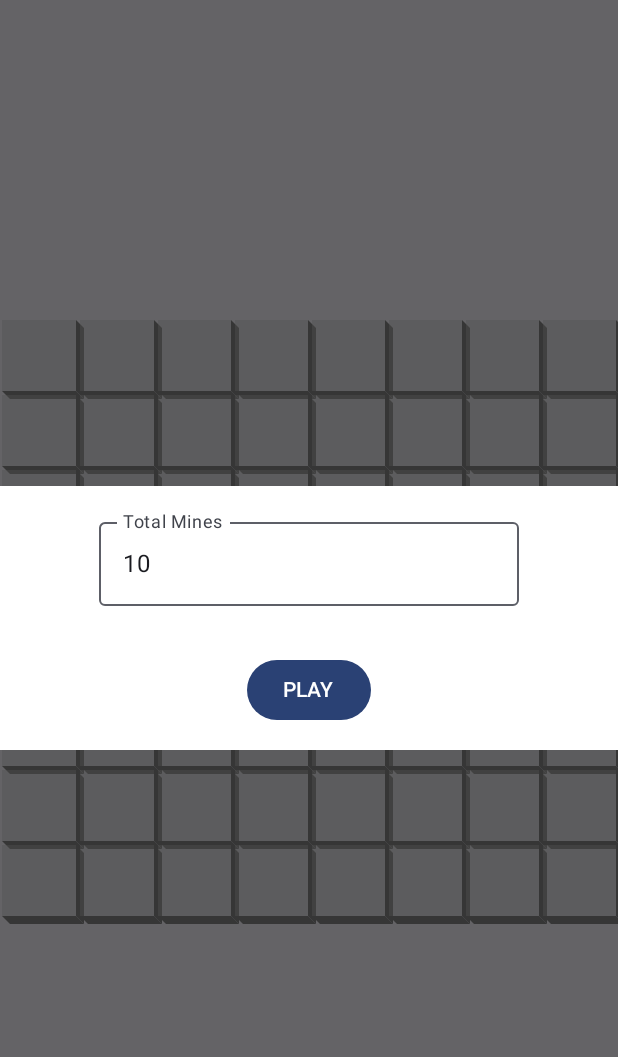
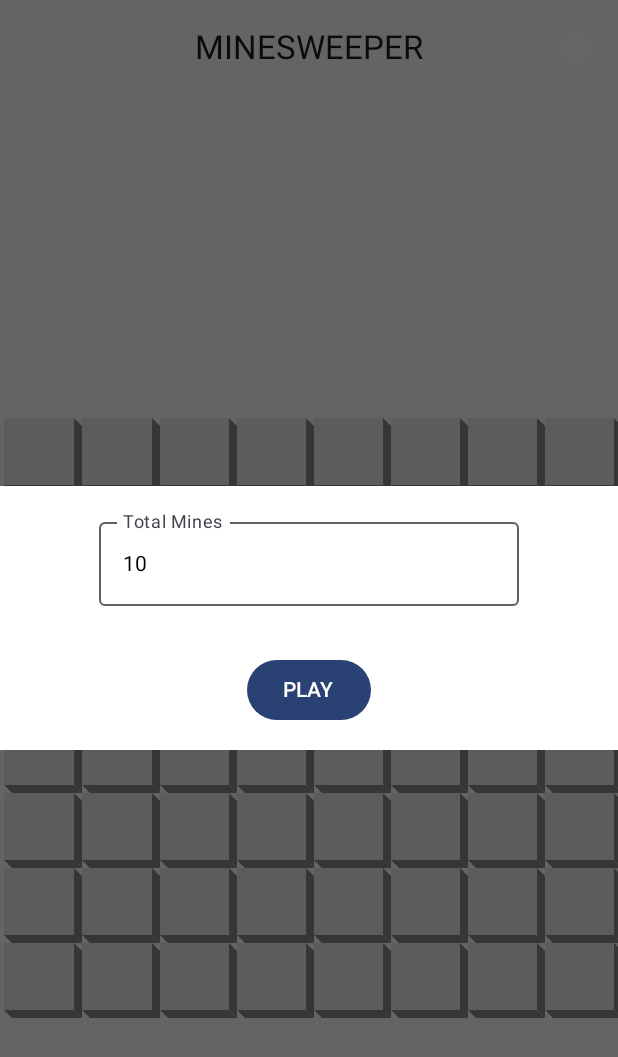
Before and after one commit to virunarala/Minesweeper, an Android app built with Jetpack Compose: the screen it shows after launch (MainActivity), on a phone screen of 412 x 824 dp. Shown: the top 1057 px of the screen. Run offline under Robolectric (Android 15) with nearby library versions, the phone set to English and light mode, and no system bars.

Commit message:
added appbar and help UI

```diff
--- a/app/src/main/java/dev/virunarala/minesweeper/MainActivity.kt
+++ b/app/src/main/java/dev/virunarala/minesweeper/MainActivity.kt
@@ -3,15 +3,32 @@ package dev.virunarala.minesweeper
 import android.os.Bundle
 import androidx.activity.ComponentActivity
 import androidx.activity.compose.setContent
+import androidx.compose.foundation.layout.Box
 import androidx.compose.foundation.layout.fillMaxSize
 import androidx.compose.foundation.layout.padding
+import androidx.compose.foundation.layout.size
+import androidx.compose.material3.AlertDialog
+import androidx.compose.material3.Button
+import androidx.compose.material3.CenterAlignedTopAppBar
 import androidx.compose.material3.ExperimentalMaterial3Api
+import androidx.compose.material3.Icon
+import androidx.compose.material3.IconButton
 import androidx.compose.material3.MaterialTheme
 import androidx.compose.material3.Scaffold
 import androidx.compose.material3.Surface
+import androidx.compose.material3.Text
 import androidx.compose.runtime.Composable
+import androidx.compose.runtime.getValue
+import androidx.compose.runtime.mutableStateOf
+import androidx.compose.runtime.remember
+import androidx.compose.runtime.setValue
+import androidx.compose.ui.Alignment
 import androidx.compose.ui.Modifier
+import androidx.compose.ui.res.colorResource
+import androidx.compose.ui.res.painterResource
+import androidx.compose.ui.res.stringResource
 import androidx.compose.ui.tooling.preview.Preview
+import androidx.compose.ui.unit.dp
 import dev.virunarala.minesweeper.board.ui.BoardScreen
 import dev.virunarala.minesweeper.ui.theme.MinesweeperTheme
 
@@ -35,11 +52,59 @@ class MainActivity : ComponentActivity() {
 @OptIn(ExperimentalMaterial3Api::class)
 @Composable
 fun Minesweeper() {
-    Scaffold {
-        BoardScreen(
-            modifier = Modifier
-                .padding(it)
-        )
+
+    var shouldShowHelpDialog by remember { mutableStateOf<Boolean>(false) }
+
+    Scaffold(
+        topBar = {
+            CenterAlignedTopAppBar(
+                title = { Text(text = stringResource(id = R.string.app_name).uppercase()) },
+                actions = {
+                    IconButton(
+                        onClick = {
+                            shouldShowHelpDialog = !shouldShowHelpDialog
+                        }
+                    ) {
+                        Icon(
+                            painter = painterResource(id = R.drawable.baseline_help_24),
+                            contentDescription = stringResource(R.string.flag),
+                            modifier = Modifier.size(24.dp),
+                            tint = colorResource(id = R.color.icon_color_alt)
+                        )
+                    }
+                }
+            )
+        }
+    ) {
+
+        Box {
+            BoardScreen(
+                modifier = Modifier
+                    .padding(it)
+            )
+
+            if(shouldShowHelpDialog) {
+                AlertDialog(
+                    onDismissRequest = { shouldShowHelpDialog = false },
+                    title = {
+                            Text(text = stringResource(id = R.string.how_to_play),
+                                color = MaterialTheme.colorScheme.primary)
+                    },
+                    text = {
+                        Text(text = stringResource(id = R.string.game_help))
+                    },
+                    confirmButton = {
+                        Button(onClick = { shouldShowHelpDialog = false }) {
+                            Text(text = stringResource(R.string.ok))
+                        }
+                    },
+                    containerColor = colorResource(id = R.color.surface),
+                    modifier = Modifier
+                        .align(Alignment.Center)
+                )
+            }
+        }
+
     }
 }
 
--- a/app/src/main/java/dev/virunarala/minesweeper/board/ui/BoardScreen.kt
+++ b/app/src/main/java/dev/virunarala/minesweeper/board/ui/BoardScreen.kt
@@ -23,8 +23,10 @@ import androidx.compose.ui.Modifier
 import androidx.compose.ui.draw.clip
 import androidx.compose.ui.graphics.Color
 import androidx.compose.ui.platform.LocalContext
+import androidx.compose.ui.res.colorResource
 import androidx.compose.ui.res.dimensionResource
 import androidx.compose.ui.res.stringResource
+import androidx.compose.ui.text.TextStyle
 import androidx.compose.ui.text.input.ImeAction
 import androidx.compose.ui.text.input.KeyboardType
 import androidx.compose.ui.unit.dp
@@ -57,7 +59,7 @@ fun BoardScreen(
                         horizontalAlignment = Alignment.CenterHorizontally,
                         modifier = Modifier
                             .fillMaxWidth()
-                            .background(Color.White)
+                            .background(color = colorResource(R.color.surface))
                             .padding(dimensionResource(id = R.dimen.padding_medium))
                             .clip(RoundedCornerShape(16.dp))
                     ) {
@@ -68,6 +70,7 @@ fun BoardScreen(
                                 viewModel.totalMines.value =newValue
                             },
                             maxLines = 1,
+                            textStyle = TextStyle(color = colorResource(id = R.color.text_color)),
                             keyboardOptions = KeyboardOptions(
                                 keyboardType = KeyboardType.NumberPassword,
                                 imeAction = ImeAction.Go
@@ -91,7 +94,9 @@ fun BoardScreen(
                             }
 
                         }) {
-                            Text(text = stringResource(id = R.string.play).uppercase())
+                            Text(
+                                text = stringResource(id = R.string.play).uppercase()
+                            )
                         }
                     }
                 }
@@ -109,11 +114,15 @@ fun BoardScreen(
                         horizontalAlignment = Alignment.CenterHorizontally,
                         modifier = Modifier
                             .fillMaxWidth()
-                            .background(Color.White)
+                            .background(color = colorResource(R.color.surface))
                             .padding(dimensionResource(id = R.dimen.padding_medium))
                             .clip(RoundedCornerShape(16.dp))
                     ) {
-                        Text(text = stringResource(id = R.string.game_over), fontSize = 32.sp)
+                        Text(
+                            text = stringResource(id = R.string.game_over),
+                            fontSize = 32.sp,
+                            color = colorResource(id = R.color.text_color)
+                        )
                         Spacer(modifier = Modifier.padding(dimensionResource(id = R.dimen.padding_medium)))
                         Button(onClick = { viewModel.restartGame() }) {
                             Text(text = stringResource(id = R.string.play_again).uppercase())
@@ -131,11 +140,15 @@ fun BoardScreen(
                         horizontalAlignment = Alignment.CenterHorizontally,
                         modifier = Modifier
                             .fillMaxWidth()
-                            .background(Color.White)
+                            .background(color = colorResource(R.color.surface))
                             .padding(dimensionResource(id = R.dimen.padding_medium))
                             .clip(RoundedCornerShape(16.dp))
                     ) {
-                        Text(text = stringResource(id = R.string.game_won), fontSize = 20.sp)
+                        Text(
+                            text = stringResource(id = R.string.game_won),
+                            fontSize = 20.sp,
+                            color = colorResource(id = R.color.text_color)
+                        )
                         Spacer(modifier = Modifier.padding(dimensionResource(id = R.dimen.padding_medium)))
                         Button(onClick = { viewModel.restartGame() }) {
                             Text(text = stringResource(id = R.string.play_again).uppercase())
@@ -146,7 +159,8 @@ fun BoardScreen(
         }
 
         Board(
-            board,
+            board = board,
+            modifier = modifier,
             onCellClick = { cell, row, col ->
                 viewModel.onCellClicked(row,col)
             },
--- a/app/src/main/java/dev/virunarala/minesweeper/board/ui/Cell.kt
+++ b/app/src/main/java/dev/virunarala/minesweeper/board/ui/Cell.kt
@@ -1,7 +1,6 @@
 package dev.virunarala.minesweeper.board.ui
 
 import androidx.compose.foundation.ExperimentalFoundationApi
-import androidx.compose.foundation.Image
 import androidx.compose.foundation.background
 import androidx.compose.foundation.combinedClickable
 import androidx.compose.foundation.interaction.MutableInteractionSource
@@ -12,6 +11,7 @@ import androidx.compose.foundation.layout.height
 import androidx.compose.foundation.layout.offset
 import androidx.compose.foundation.layout.padding
 import androidx.compose.foundation.layout.size
+import androidx.compose.material3.Icon
 import androidx.compose.material3.Text
 import androidx.compose.runtime.Composable
 import androidx.compose.runtime.derivedStateOf
@@ -20,9 +20,9 @@ import androidx.compose.runtime.remember
 import androidx.compose.ui.Alignment
 import androidx.compose.ui.Modifier
 import androidx.compose.ui.draw.drawBehind
-import androidx.compose.ui.graphics.Color
 import androidx.compose.ui.graphics.Path
 import androidx.compose.ui.graphics.drawscope.Fill
+import androidx.compose.ui.res.colorResource
 import androidx.compose.ui.res.painterResource
 import androidx.compose.ui.res.stringResource
 import androidx.compose.ui.tooling.preview.Preview
@@ -41,8 +41,8 @@ fun Cell(cell: Cell,
 ) {
 
     val edgeOffset = 8f
-    val rightEdgeColor = Color.Gray
-    val bottomEdgeColor = Color.Gray
+    val rightEdgeColor = colorResource(id = R.color.cell_edge_color)
+    val bottomEdgeColor = colorResource(id = R.color.cell_edge_color)
     val shouldDrawBorder = cell.isHidden
 
     val interactionSource = remember { MutableInteractionSource() }
@@ -62,8 +62,8 @@ fun Cell(cell: Cell,
         modifier = modifier
             .fillMaxWidth()
             .height(50.dp)
-            .padding(1.5.dp)
-            .background(color = Color.LightGray.copy(alpha = 0.4f))
+            .padding(2.5.dp)
+            .background(color = colorResource(id = R.color.cell_background).copy(alpha = 0.4f))
             .combinedClickable(
                 interactionSource = interactionSource,
                 indication = null,
@@ -101,19 +101,23 @@ fun Cell(cell: Cell,
             }) {
             if(cell.isHidden) {
                 if(cell.isFlagged) {
-                    Image(painter = painterResource(id = R.drawable.flag_triangle),
+                    Icon(
+                        painter = painterResource(id = R.drawable.flag_triangle),
                         contentDescription = stringResource(R.string.flag),
-                        modifier = Modifier.size(24.dp)
+                        modifier = Modifier.size(24.dp),
+                        tint = colorResource(id = R.color.icon_color)
                     )
                 }
 
             } else {
 
                 if(cell.isMine) {
-                    Image(painter = painterResource(id = R.drawable.bomb),
+                    Icon(painter = painterResource(id = R.drawable.bomb),
                         contentDescription = stringResource(R.string.mine),
-                        modifier = Modifier.size(24.dp)
+                        modifier = Modifier.size(24.dp),
+                        tint = colorResource(id = R.color.icon_color)
                     )
+
                 } else {
                     if(cell.value==0) {
 
--- a/app/src/main/java/dev/virunarala/minesweeper/ui/theme/Theme.kt
+++ b/app/src/main/java/dev/virunarala/minesweeper/ui/theme/Theme.kt
@@ -10,21 +10,28 @@ import androidx.compose.material3.dynamicLightColorScheme
 import androidx.compose.material3.lightColorScheme
 import androidx.compose.runtime.Composable
 import androidx.compose.runtime.SideEffect
+import androidx.compose.ui.graphics.Color
 import androidx.compose.ui.graphics.toArgb
 import androidx.compose.ui.platform.LocalContext
 import androidx.compose.ui.platform.LocalView
+import androidx.compose.ui.res.colorResource
 import androidx.core.view.WindowCompat
+import dev.virunarala.minesweeper.R
 
 private val DarkColorScheme = darkColorScheme(
     primary = Purple80,
     secondary = PurpleGrey80,
-    tertiary = Pink80
+    tertiary = Pink80,
+    surface = Purple80,
+    onSurface = Color(R.color.dark_gray)
 )
 
 private val LightColorScheme = lightColorScheme(
     primary = Purple40,
     secondary = PurpleGrey40,
-    tertiary = Pink40
+    tertiary = Pink40,
+    surface = Purple40,
+    onSurface = Color.White
 
     /* Other default colors to override
     background = Color(0xFFFFFBFE),
--- /dev/null
+++ b/app/src/main/res/drawable/baseline_help_24.xml
@@ -0,0 +1,5 @@
+<vector android:height="24dp" android:tint="#000000"
+    android:viewportHeight="24" android:viewportWidth="24"
+    android:width="24dp" xmlns:android="http://schemas.android.com/apk/res/android">
+    <path android:fillColor="@android:color/white" android:pathData="M12,2C6.48,2 2,6.48 2,12s4.48,10 10,10 10,-4.48 10,-10S17.52,2 12,2zM13,19h-2v-2h2v2zM15.07,11.25l-0.9,0.92C13.45,12.9 13,13.5 13,15h-2v-0.5c0,-1.1 0.45,-2.1 1.17,-2.83l1.24,-1.26c0.37,-0.36 0.59,-0.86 0.59,-1.41 0,-1.1 -0.9,-2 -2,-2s-2,0.9 -2,2L8,9c0,-2.21 1.79,-4 4,-4s4,1.79 4,4c0,0.88 -0.36,1.68 -0.93,2.25z"/>
+</vector>
--- /dev/null
+++ b/app/src/main/res/drawable/bomb.xml
@@ -0,0 +1,9 @@
+<vector xmlns:android="http://schemas.android.com/apk/res/android"
+    android:width="800dp"
+    android:height="800dp"
+    android:viewportWidth="37"
+    android:viewportHeight="37">
+  <path
+      android:pathData="M33.228,10.428l3.284,0.464 -2.92,1.546 2.117,1.934 -3.065,-0.387 1.897,3.945 -3.795,-2.862 -3.139,3.79 1.46,-4.717 -4.599,2.475 3.211,-3.48 -0.22,-0.856c-0.867,0.432 -2.095,0.873 -3.379,0.822 -1.703,0 -3.818,-1.188 -6.345,-3.312 0,0 -2.861,-3.026 -5.266,-3.026 -2.474,0 -2.232,3.722 -2.229,3.759h2.802v2.532c3.562,1.372 5.969,4.818 5.969,8.865 0,5.25 -4.256,9.506 -9.506,9.506s-9.505,-4.258 -9.505,-9.508c0,-4.046 2.469,-7.493 6.031,-8.865v-2.532h2.504c-0.003,-0.019 -0.288,-2.744 1.15,-4.256 0.767,-0.806 1.704,-1.209 2.813,-1.209 3.337,0 6.332,3.512 6.332,3.512 2.195,1.884 3.985,2.825 5.37,2.825 0.562,0 1.706,-0.354 2.294,-0.549l-1.807,-1.422 3.139,0.231 -2.408,-3.712 3.941,2.784 0.438,-2.63 0.729,2.398 2.92,-3.48 -0.657,3.867 3.357,-0.773 -2.918,2.321z"
+      android:fillColor="#000000"/>
+</vector>
--- /dev/null
+++ b/app/src/main/res/drawable/flag_triangle.xml
@@ -0,0 +1,10 @@
+<vector xmlns:android="http://schemas.android.com/apk/res/android"
+    android:width="800dp"
+    android:height="800dp"
+    android:viewportWidth="24"
+    android:viewportHeight="24">
+  <path
+      android:pathData="M5,1C4.448,1 4,1.448 4,2V22C4,22.552 4.448,23 5,23C5.552,23 6,22.552 6,22V15.693L18.854,10.873C20.585,10.224 20.585,7.776 18.854,7.127L6,2.307V2C6,1.448 5.552,1 5,1ZM6,4.443V13.557L17.653,9.187C17.826,9.122 17.826,8.878 17.653,8.813L6,4.443Z"
+      android:fillColor="#0F0F0F"
+      android:fillType="evenOdd"/>
+</vector>
--- /dev/null
+++ b/app/src/main/res/values-night/colors.xml
@@ -0,0 +1,9 @@
+<?xml version="1.0" encoding="utf-8"?>
+<resources>
+    <color name="surface">#3B3B3B</color>
+    <color name="text_color">@color/white</color>
+    <color name="cell_edge_color">@color/dark_gray</color>
+    <color name="cell_background">@color/dark_gray</color>
+    <color name="icon_color">@color/white</color>
+    <color name="icon_color_alt">@color/black</color>
+</resources>
--- a/app/src/main/res/values/colors.xml
+++ b/app/src/main/res/values/colors.xml
@@ -7,4 +7,14 @@
     <color name="teal_700">#FF018786</color>
     <color name="black">#FF000000</color>
     <color name="white">#FFFFFFFF</color>
+    <color name="dark_gray">#3B3B3B</color>
+    <color name="gray">#888888</color>
+    <color name="light_gray">#CCCCCC</color>
+
+    <color name="surface">@color/white</color>
+    <color name="text_color">@color/black</color>
+    <color name="cell_edge_color">@color/gray</color>
+    <color name="cell_background">@color/light_gray</color>
+    <color name="icon_color">@color/black</color>
+    <color name="icon_color_alt">@color/white</color>
 </resources>
--- a/app/src/main/res/values/strings.xml
+++ b/app/src/main/res/values/strings.xml
@@ -3,10 +3,20 @@
     <string name="cell">Cell</string>
     <string name="mine">Mine</string>
     <string name="flag">Flag</string>
+    <string name="help">Help</string>
+    <string name="ok">Ok</string>
     <string name="game_over">Game Over!</string>
     <string name="play_again">Play Again</string>
     <string name="play">Play</string>
     <string name="hint_total_mines">Total Mines</string>
     <string name="invalid_mines">Enter a number between %1$d and %2$d</string>
     <string name="game_won">You won! Congratulations, it\'s time to celebrate!</string>
+    <string name="how_to_play">How to play Minesweeper</string>
+    <string name="game_help">A rectangular board is divided into a grid of squares.
+    Some of the squares contain mines, while the others are empty.
+    The goal of the game is to reveal all of the empty squares without detonating any of the mines.
+    Each square has a number on it, which indicates how many mines are adjacent to it.
+    A player can click on a square to reveal it, or long-click on a square to flag it as a suspected mine.
+    If a player clicks on a mine, the game ends and the player loses.
+    If a player reveals all of the empty squares, the player wins.</string>
 </resources>
```
Also changed, not shown: app/src/main/res/drawable/bomb.png (deleted), app/src/main/res/drawable/flag_triangle.png (deleted).
